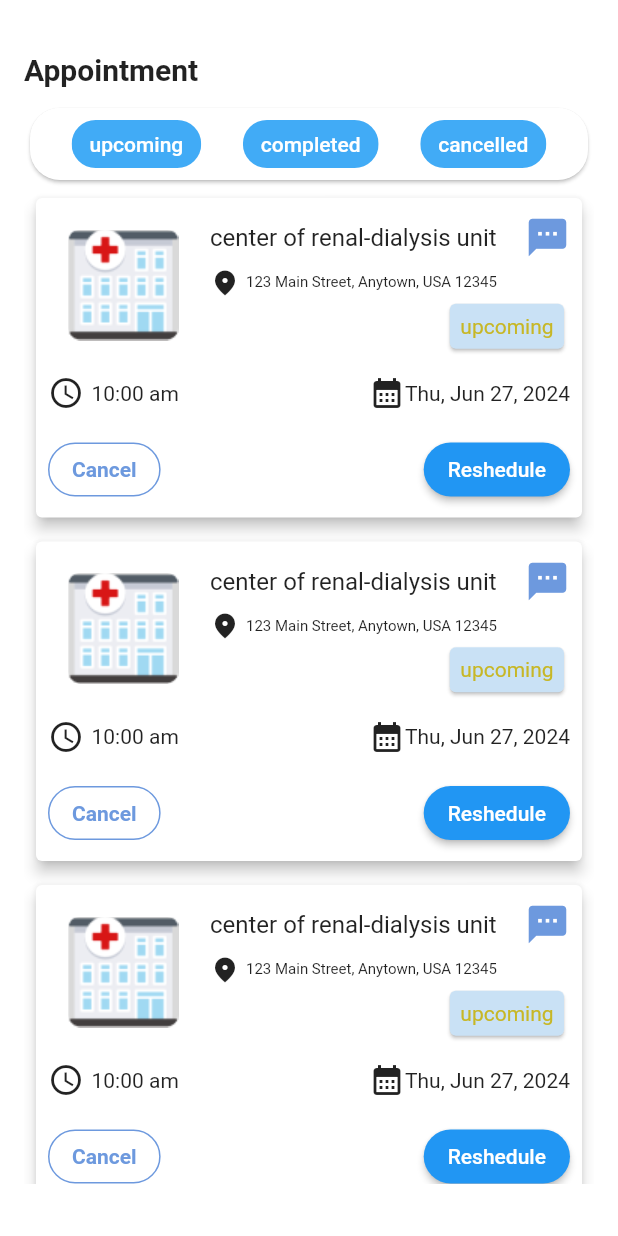
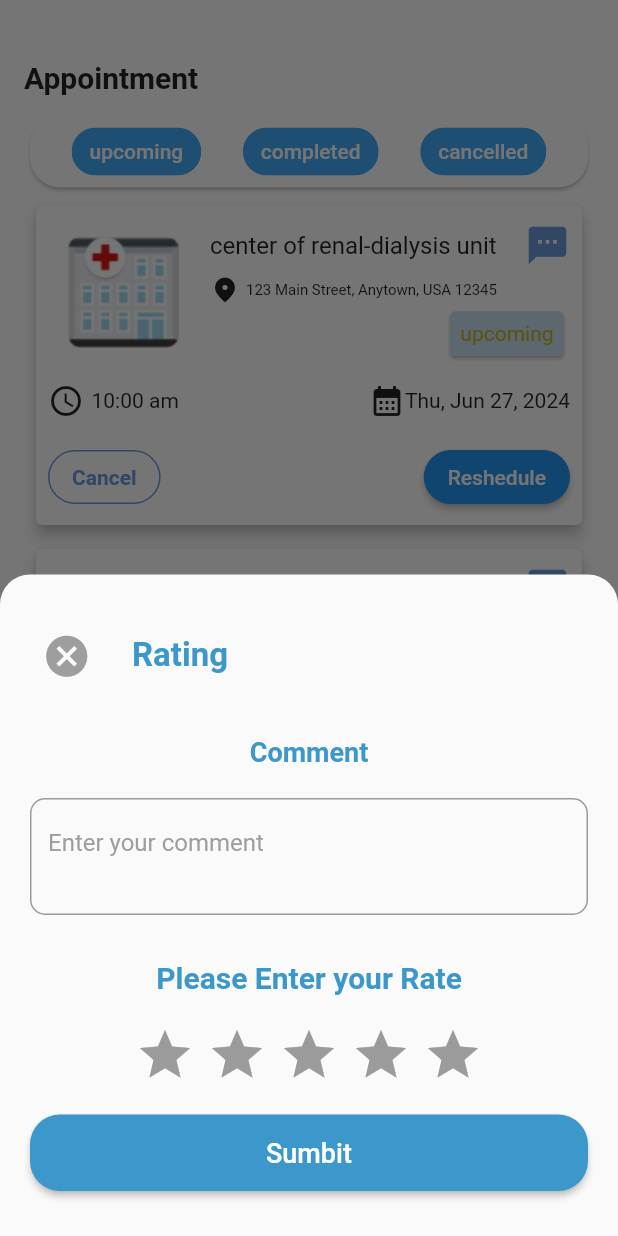
Before and after one commit to AB-Twitty/RenoCare, a Flutter app: the Appointment screen opened by its route, after a tap on "Cancel", on a phone screen of 412 x 824 dp. Run offline on Flutter 3.47's test engine with Material 3 defaults, Android fonts, the phone set to English and light mode, and no system bars; drawn by our look-alikes of flutter_rating_bar; our stand-ins replace animated_splash_screen, bloc, carousel_slider, chat_bubbles, cloud_firestore, dio and 17 more; missing offline and left inert: dart:ffi, draggable_fab, flutter_downloader, signalr_core; accounts and stored records are empty; project files that could hold a hidden picture were left out.

Commit message:
last commit

```diff
--- a/app/lib/Shared/components/widgets/appointment_widgets.dart
+++ b/app/lib/Shared/components/widgets/appointment_widgets.dart
@@ -1,3 +1,4 @@
+import 'package:app/Shared/components/widgets/commentScreen.dart';
 import 'package:flutter/material.dart';
 import 'package:intl/intl.dart';
 
@@ -12,7 +13,6 @@ class cardLists extends StatelessWidget {
     bool activeselect = Hospitals.category == Category.upcoming ||
         Hospitals.category == Category.completed;
     bool activeButton = Hospitals.category == Category.upcoming;
-
     return Padding(
       padding: const EdgeInsets.all(4.0),
       child: Card(
@@ -119,11 +119,18 @@ class cardLists extends StatelessWidget {
                                     color: Color.fromARGB(255, 109, 153, 222)),
                                 shape: RoundedRectangleBorder(
                                     borderRadius: BorderRadius.circular(20))),
-                      onPressed: () {},
+                            onPressed: () {
+                              showModalBottomSheet(
+                                  shape: const RoundedRectangleBorder(
+                                    borderRadius: BorderRadius.vertical(
+                                      top: Radius.circular(20),
+                                    ),
+                                  ),
+                                  context: context,
+                                  builder: (context) => CommentScreen());
+                            },
                             child: Text(
-                        activeButton
-                            ? 'Cancel'
-                            : 'Enter Review',
+                              activeButton ? 'Cancel' : 'Enter Review',
                               style: TextStyle(
                                 fontWeight: FontWeight.bold,
                                 color: Color.fromARGB(255, 109, 153, 222),
--- /dev/null
+++ b/app/lib/Shared/components/widgets/commentScreen.dart
@@ -0,0 +1,150 @@
+import 'dart:ffi';
+
+import 'package:flutter/cupertino.dart';
+import 'package:flutter/material.dart';
+import 'package:flutter/widgets.dart';
+import 'package:flutter_rating_bar/flutter_rating_bar.dart';
+
+class CommentScreen extends StatefulWidget {
+  const CommentScreen({super.key});
+  @override
+  State<StatefulWidget> createState() {
+    // TODO: implement createState
+    return _CommentScreenState();
+  }
+}
+
+class _CommentScreenState extends State<CommentScreen> {
+  final TextEditingController _textController = TextEditingController();
+  @override
+  Widget build(BuildContext context) {
+    final MediaQueryData mediaQueryData = MediaQuery.of(context);
+    // TODO: implement build
+    return GestureDetector(
+      onTap: () {
+        FocusScopeNode currentFocus = FocusScope.of(context);
+        if (!currentFocus.hasPrimaryFocus) {
+          currentFocus.unfocus();
+        }
+      },
+      child: Padding(
+        padding: mediaQueryData.viewInsets,
+        child: SingleChildScrollView(
+          child: Container(
+            padding:
+                const EdgeInsets.symmetric(horizontal: 20.0, vertical: 30.0),
+            child: Column(
+              mainAxisSize: MainAxisSize.min,
+              children: [
+                Row(
+                  crossAxisAlignment: CrossAxisAlignment.center,
+                  children: [
+                    IconButton(
+                      onPressed: () {
+                        Navigator.pop(context);
+                      },
+                      icon: const Icon(
+                        Icons.cancel,
+                        size: 33,
+                        color: Colors.grey,
+                      ),
+                    ),
+                    SizedBox(
+                      width: 20,
+                    ),
+                    Text(
+                      textAlign: TextAlign.start,
+                      'Rating',
+                      style: TextStyle(
+                        fontWeight: FontWeight.bold,
+                        fontSize: 22,
+                        color: Color.fromRGBO(60, 152, 203, 1),
+                      ),
+                    ),
+                  ],
+                ),
+                SizedBox(
+                  height: 30,
+                ),
+                Text(
+                  'Comment',
+                  style: TextStyle(
+                    fontWeight: FontWeight.bold,
+                    fontSize: 18,
+                    color: Color.fromRGBO(60, 152, 203, 1),
+                  ),
+                ),
+                SizedBox(
+                  height: 20,
+                ),
+                TextFormField(
+                  controller: _textController,
+                  minLines: 2,
+                  maxLines: 5,
+                  keyboardType: TextInputType.multiline,
+                  decoration: InputDecoration(
+                      hintText: 'Enter your comment',
+                      hintStyle: TextStyle(color: Colors.grey),
+                      border: OutlineInputBorder(
+                        borderRadius: BorderRadius.circular(10),
+                      )),
+                ),
+                SizedBox(
+                  height: 30,
+                ),
+                Text(
+                  "Please Enter your Rate",
+                  style: TextStyle(
+                    fontWeight: FontWeight.bold,
+                    fontSize: 20,
+                    color: Color.fromRGBO(60, 152, 203, 1),
+                  ),
+                ),
+                SizedBox(
+                  height: 20,
+                ),
+                RatingBar.builder(
+                  initialRating: 0,
+                  minRating: 1,
+                  direction: Axis.horizontal,
+                  allowHalfRating: true,
+                  itemCount: 5,
+                  itemPadding: EdgeInsets.symmetric(horizontal: 4),
+                  itemBuilder: (context, _) => Icon(
+                    Icons.star,
+                    color: Colors.amber,
+                  ),
+                  onRatingUpdate: (rating) {},
+                ),
+                SizedBox(
+                  height: 20,
+                ),
+                SizedBox(
+                  width: double.infinity,
+                  child: ElevatedButton(
+                      style: ElevatedButton.styleFrom(
+                        shape: RoundedRectangleBorder(
+                          borderRadius: BorderRadius.circular(20),
+                        ),
+                        padding: EdgeInsets.symmetric(
+                          horizontal: 40,
+                          vertical: 15,
+                        ),
+                        backgroundColor: Color.fromRGBO(60, 152, 203, 1),
+                      ),
+                      onPressed: () {},
+                      child: Text(
+                        'Sumbit',
+                        style: TextStyle(
+                          fontSize: 18,
+                        ),
+                      )),
+                )
+              ],
+            ),
+          ),
+        ),
+      ),
+    );
+  }
+}
--- a/app/lib/Shared/components/widgets/filter/groupButton.dart
+++ b/app/lib/Shared/components/widgets/filter/groupButton.dart
@@ -12,7 +12,7 @@ class RepeatedGroupButton extends StatelessWidget {
       options: GroupButtonOptions(
         mainGroupAlignment: MainGroupAlignment.start,
         crossGroupAlignment: CrossGroupAlignment.start,
-        spacing: 20,
+        spacing: 15,
         textPadding: const EdgeInsets.symmetric(horizontal: 20),
         buttonHeight: 40,
         selectedBorderColor: Colors.black54,
--- a/app/lib/pages/center_details_page/details_page_parts/amenities.dart
+++ b/app/lib/pages/center_details_page/details_page_parts/amenities.dart
@@ -19,7 +19,7 @@ class AmenitiesPart extends StatelessWidget {
         height: 16,
       ),
       Wrap(
-        spacing: 50,
+        spacing: 35,
         runSpacing: 16,
         children: [
           Row(
--- a/app/lib/pages/login_page/login_page.dart
+++ b/app/lib/pages/login_page/login_page.dart
@@ -40,7 +40,7 @@ class _LoginPageState extends State<LoginPage> {
       child: BlocConsumer<LoginCubit, LoginState>(
         listener: (context, state) {
           if (state is LoginSuccessState) {
-            _navigation.removeAndNavigateToRoute2('/home_page');
+            _navigation.removeAndNavigateToRoute2('/bottomnav');
           } else if (state is LoginErrorState) {
             ScaffoldMessenger.of(context).showSnackBar(
               SnackBar(
--- a/app/lib/tabs/appointment.dart
+++ b/app/lib/tabs/appointment.dart
@@ -2,7 +2,6 @@ import 'package:flutter/cupertino.dart';
 import 'package:flutter/material.dart';
 import '../Shared/components/widgets/appointment_widgets.dart';
 import '../models/center_model/center_model.dart';
-
 
 class Appointment extends StatefulWidget {
   const Appointment({super.key});
@@ -23,7 +22,7 @@ class _AppointmentCardState extends State<Appointment> {
 
     return Scaffold(
         body: Padding(
-          padding: const EdgeInsets.symmetric(vertical: 35.0, horizontal: 16.0),
+      padding: const EdgeInsets.symmetric(vertical: 40.0, horizontal: 16.0),
       child: Column(
         crossAxisAlignment: CrossAxisAlignment.start,
         children: [
--- a/app/pubspec.yaml
+++ b/app/pubspec.yaml
@@ -71,6 +71,7 @@ dependencies:
   font_awesome_flutter: ^10.4.0
   readmore: ^2.2.0
   table_calendar: ^3.0.9
+  flutter_rating_bar: ^4.0.1
 dev_dependencies:
   flutter_test:
     sdk: flutter
```
Also changed, not shown: app/lib/Shared/components/widgets/book_widgets/treatmentType.dart (+4 -4 lines), app/lib/Shared/components/widgets/bootmnavigationbar.dart (added, +57 -0 lines), app/lib/Shared/components/widgets/center_card.dart (+22 -11 lines), app/lib/Shared/components/widgets/fliter_drawer.dart (+25 -4 lines), app/lib/main.dart (+14 -20 lines), app/lib/pages/center_details_page/details_page_parts/review_part.dart (+10 -7 lines), app/pubspec.lock. Lines whose indentation alone changed are shown as unchanged.
